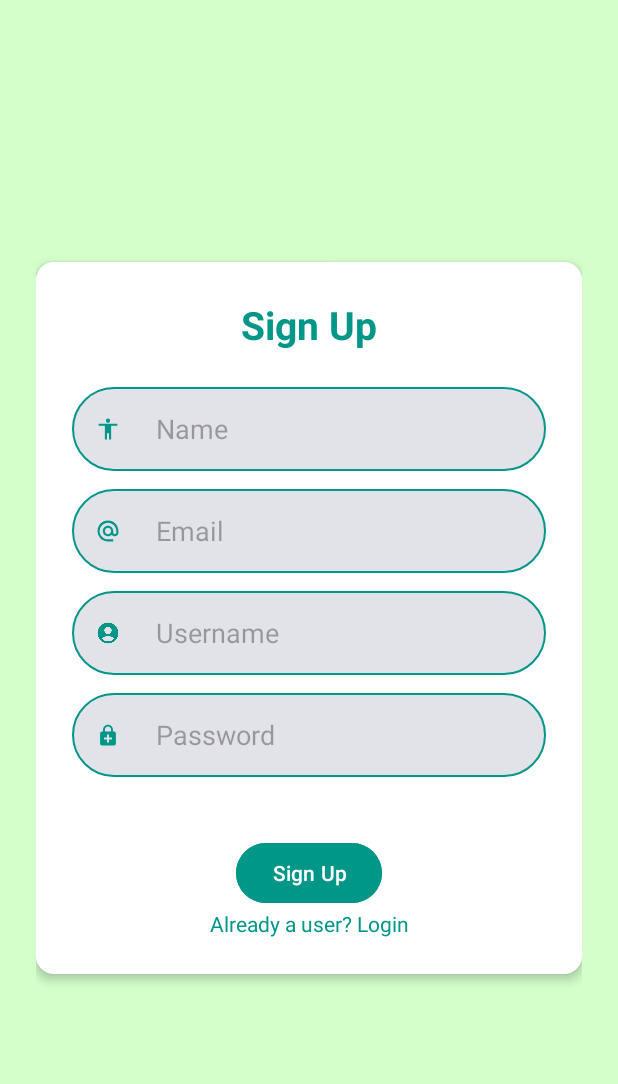
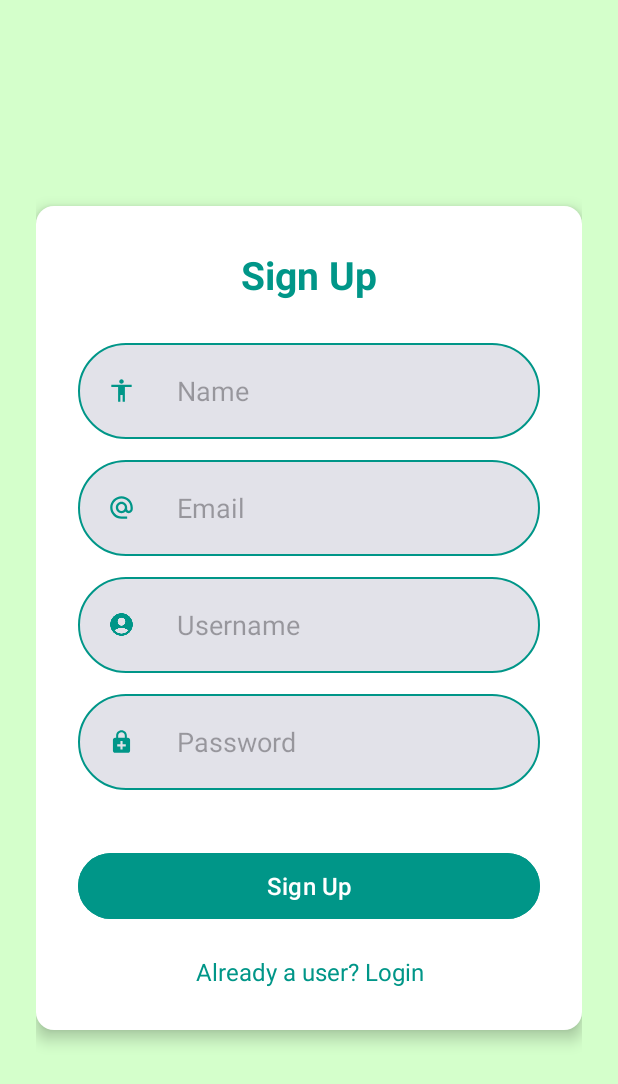
Before and after one commit to MedyassineRekik/mobile1, an Android app: the SignUpActivity screen opened directly, with no data from a screen before it, on a phone screen of 412 x 824 dp. Shown: the top 1084 px of the screen. Run offline under Robolectric (Android 15) with nearby library versions, the phone set to English and light mode, and no system bars.

Commit message:
fifth commit

```diff
--- a/app/build.gradle.kts
+++ b/app/build.gradle.kts
@@ -41,6 +41,8 @@ dependencies {
     implementation ("androidx.recyclerview:recyclerview:1.2.1")
     implementation ("androidx.cardview:cardview:1.0.0")
     implementation ("de.hdodenhof:circleimageview:3.1.0")
+    implementation ("com.github.bumptech.glide:glide:4.16.0")
+    annotationProcessor ("com.github.bumptech.glide:compiler:4.16.0")
     implementation(libs.appcompat)
     implementation(libs.material)
     implementation(libs.activity)
--- /dev/null
+++ b/app/src/main/res/drawable/circle_shape.xml
@@ -0,0 +1,5 @@
+<shape xmlns:android="http://schemas.android.com/apk/res/android"
+    android:shape="oval">
+    <solid android:color="#FFFFFF"/>
+    <stroke android:width="2dp" android:color="#009688"/>
+</shape>
--- a/app/src/main/res/layout/activity_signup.xml
+++ b/app/src/main/res/layout/activity_signup.xml
@@ -18,10 +18,10 @@
             android:layout_gravity="center"
             android:background="@drawable/white_card_shadow"
             android:orientation="vertical"
-            android:padding="24dp"
-            android:elevation="4dp"
-            android:layout_marginTop="40dp"
-            android:layout_marginBottom="40dp"
+            android:padding="28dp"
+            android:elevation="6dp"
+            android:layout_marginTop="36dp"
+            android:layout_marginBottom="36dp"
             android:gravity="center_horizontal">
 
             <TextView
@@ -32,7 +32,7 @@
                 android:textColor="#009688"
                 android:textSize="26sp"
                 android:textStyle="bold"
-                android:layout_marginBottom="24dp" />
+                android:layout_marginBottom="28dp" />
 
             <!-- Name Field with Icon -->
             <LinearLayout
@@ -40,24 +40,24 @@
                 android:layout_height="wrap_content"
                 android:orientation="horizontal"
                 android:background="@drawable/edit_text_background"
-                android:layout_marginBottom="12dp"
-                android:padding="4dp">
+                android:layout_marginBottom="14dp"
+                android:padding="6dp">
 
                 <ImageView
-                    android:layout_width="24dp"
-                    android:layout_height="24dp"
+                    android:layout_width="26dp"
+                    android:layout_height="26dp"
                     android:src="@drawable/ic_person_"
                     android:layout_gravity="center_vertical"
-                    android:layout_marginStart="8dp"
-                    android:layout_marginEnd="8dp"
+                    android:layout_marginStart="10dp"
+                    android:layout_marginEnd="10dp"
                     app:tint="#009688" />
 
                 <EditText
                     android:layout_width="match_parent"
-                    android:layout_height="48dp"
+                    android:layout_height="52dp"
                     android:hint="Name"
                     android:background="@android:color/transparent"
-                    android:padding="12dp"/>
+                    android:padding="14dp"/>
             </LinearLayout>
 
             <!-- Email Field with Icon -->
@@ -66,24 +66,24 @@
                 android:layout_height="wrap_content"
                 android:orientation="horizontal"
                 android:background="@drawable/edit_text_background"
-                android:layout_marginBottom="12dp"
-                android:padding="4dp">
+                android:layout_marginBottom="14dp"
+                android:padding="6dp">
 
                 <ImageView
-                    android:layout_width="24dp"
-                    android:layout_height="24dp"
+                    android:layout_width="26dp"
+                    android:layout_height="26dp"
                     android:src="@drawable/ic_email_foreground"
                     android:layout_gravity="center_vertical"
-                    android:layout_marginStart="8dp"
-                    android:layout_marginEnd="8dp"
-                    android:tint="#009688"/>
+                    android:layout_marginStart="10dp"
+                    android:layout_marginEnd="10dp"
+                    app:tint="#009688"/>
 
                 <EditText
                     android:layout_width="match_parent"
-                    android:layout_height="48dp"
+                    android:layout_height="52dp"
                     android:hint="Email"
                     android:background="@android:color/transparent"
-                    android:padding="12dp"/>
+                    android:padding="14dp"/>
             </LinearLayout>
 
             <!-- Username Field with Icon -->
@@ -92,24 +92,24 @@
                 android:layout_height="wrap_content"
                 android:orientation="horizontal"
                 android:background="@drawable/edit_text_background"
-                android:layout_marginBottom="12dp"
-                android:padding="4dp">
+                android:layout_marginBottom="14dp"
+                android:padding="6dp">
 
                 <ImageView
-                    android:layout_width="24dp"
-                    android:layout_height="24dp"
+                    android:layout_width="26dp"
+                    android:layout_height="26dp"
                     android:src="@drawable/ic_username"
                     android:layout_gravity="center_vertical"
-                    android:layout_marginStart="8dp"
-                    android:layout_marginEnd="8dp"
+                    android:layout_marginStart="10dp"
+                    android:layout_marginEnd="10dp"
                     app:tint="#009688" />
 
                 <EditText
                     android:layout_width="match_parent"
-                    android:layout_height="48dp"
+                    android:layout_height="52dp"
                     android:hint="Username"
                     android:background="@android:color/transparent"
-                    android:padding="12dp"/>
+                    android:padding="14dp"/>
             </LinearLayout>
 
             <!-- Password Field with Icon -->
@@ -118,36 +118,37 @@
                 android:layout_height="wrap_content"
                 android:orientation="horizontal"
                 android:background="@drawable/edit_text_background"
-                android:layout_marginBottom="20dp"
-                android:padding="4dp">
+                android:layout_marginBottom="14dp"
+                android:padding="6dp">
 
                 <ImageView
-                    android:layout_width="24dp"
-                    android:layout_height="24dp"
+                    android:layout_width="26dp"
+                    android:layout_height="26dp"
                     android:src="@drawable/ic_password"
                     android:layout_gravity="center_vertical"
-                    android:layout_marginStart="8dp"
-                    android:layout_marginEnd="8dp"
+                    android:layout_marginStart="10dp"
+                    android:layout_marginEnd="10dp"
                     app:tint="#009688" />
 
                 <EditText
                     android:layout_width="match_parent"
-                    android:layout_height="48dp"
+                    android:layout_height="52dp"
                     android:hint="Password"
                     android:inputType="textPassword"
                     android:background="@android:color/transparent"
-                    android:padding="12dp"/>
+                    android:padding="14dp"/>
             </LinearLayout>
 
             <Button
                 android:id="@+id/signUpButton"
-                android:layout_width="wrap_content"
-                android:layout_height="wrap_content"
+                android:layout_width="match_parent"
+                android:layout_height="52dp"
                 android:layout_gravity="center"
-                android:layout_marginTop="20dp"
+                android:layout_marginTop="24dp"
                 android:backgroundTint="#009688"
                 android:text="Sign Up"
-                android:textColor="#FFFFFF" />
+                android:textColor="#FFFFFF"
+                android:textSize="16sp"/>
 
             <TextView
                 android:id="@+id/loginText"
@@ -156,7 +157,10 @@
                 android:gravity="center"
                 android:text="Already a user? Login"
                 android:textColor="#009688"
-                android:textSize="14sp" />
+                android:textSize="16sp"
+                android:layout_marginTop="20dp"
+                android:clickable="true"
+                android:focusable="true"/>
         </LinearLayout>
     </ScrollView>
 </RelativeLayout>
```
Also changed, not shown: app/src/main/AndroidManifest.xml (+11 -0 lines), app/src/main/java/com/example/mediassist/activities/ProfileActivity.java (+118 -0 lines), app/src/main/res/layout/activity_login.xml (+34 -27 lines), app/src/main/res/layout/dialog_edit_profile.xml (+13 -4 lines).
